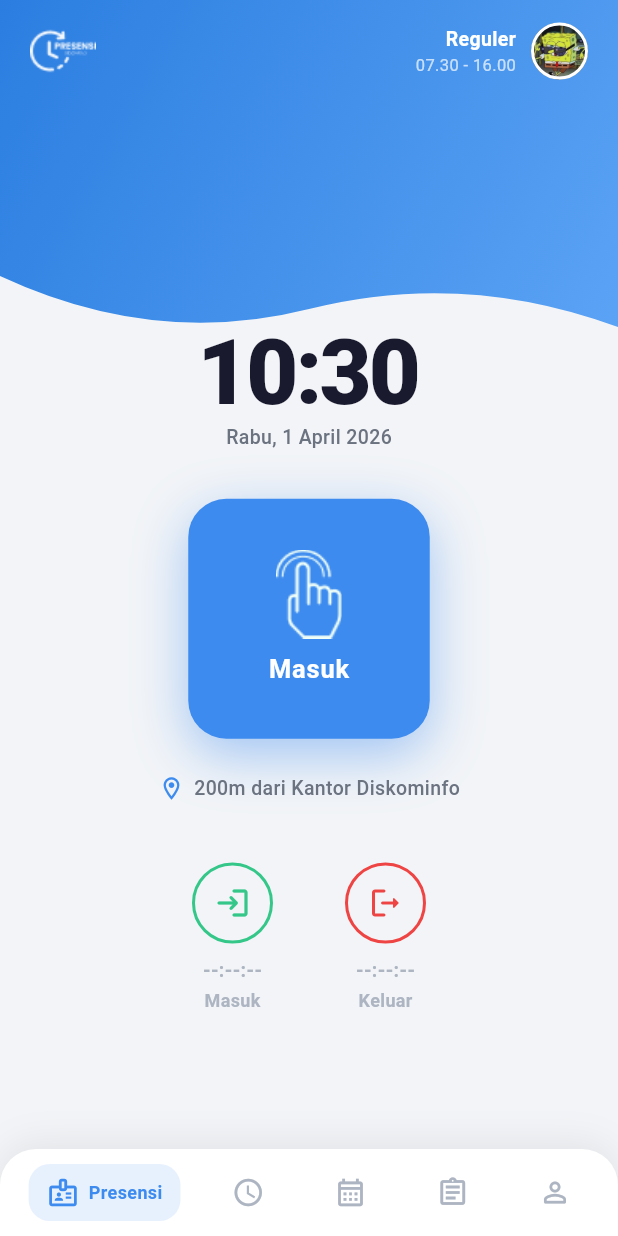
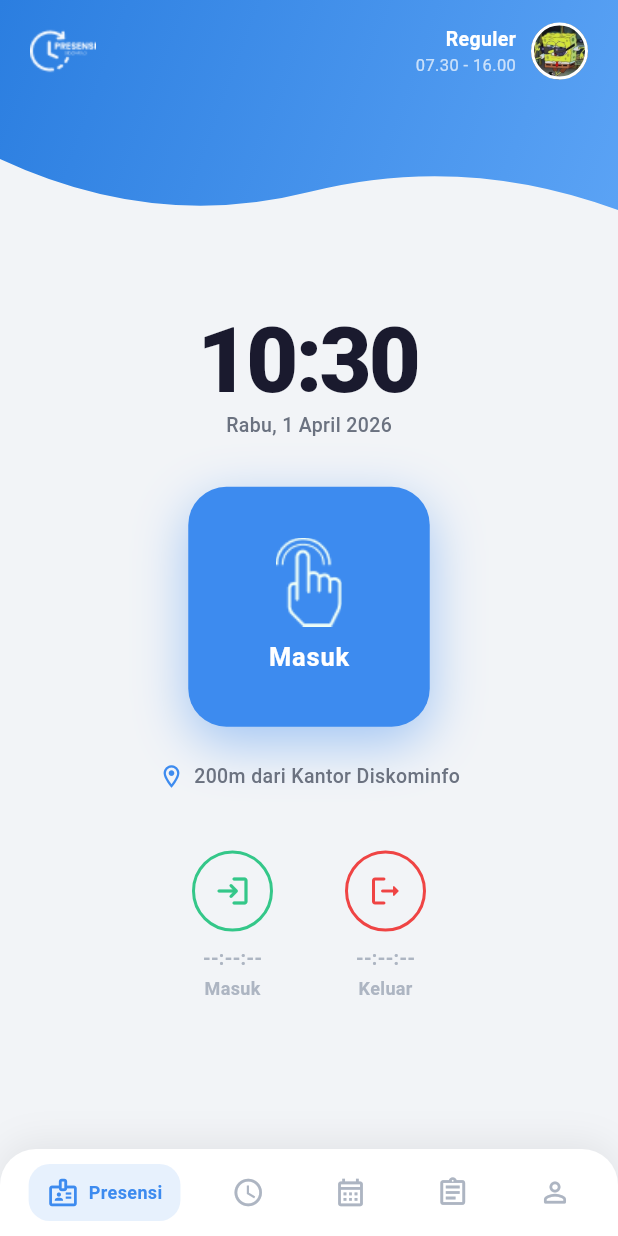
Before and after one commit to 23-060/absensisda, a Flutter app: the screen it shows after launch, after a tap on "Log In", on a phone screen of 412 x 824 dp. Run offline on Flutter 3.47's test engine with Material 3 defaults, Android fonts, the light colour scheme and no system bars; our stand-ins replace camera; missing offline and left inert: safe_device.

Commit message:
memisah bottomnav dan header, lalu menambahkan path untuk lembur,jadwal,laporan,profil

```diff
--- a/lib/screens/dashboard_page.dart
+++ b/lib/screens/dashboard_page.dart
@@ -3,6 +3,12 @@ import 'dart:io';
 import 'package:camera/camera.dart';
 import 'package:flutter/material.dart';
 import '../widgets/bottom_nav.dart';
+import 'lembur_page.dart';
+import 'jadwal_page.dart';
+import 'laporan_page.dart';
+import 'profil_page.dart';
+import '../widgets/header.dart';
+
 
 class DashboardPage extends StatefulWidget {
   const DashboardPage({super.key});
@@ -66,7 +72,6 @@ class _DashboardPageState extends State<DashboardPage>
     super.dispose();
   }
 
-  // ── BARU: buka kamera → verifikasi animasi → pindah state ──
   Future<void> _openCameraAndVerify({required bool isMasuk}) async {
     final captured = await showDialog<bool>(
       context: context,
@@ -152,9 +157,9 @@ class _DashboardPageState extends State<DashboardPage>
 
   @override
   Widget build(BuildContext context) {
-    return Scaffold(
-      backgroundColor: const Color(0xFFF2F4F7),
-      body: Column(
+    final pages = [
+      // 1. Dashboard (isi lama kamu yang ada header, bigbutton, dll)
+      Column(
         children: [
           _buildHeader(),
           Expanded(
@@ -187,8 +192,29 @@ class _DashboardPageState extends State<DashboardPage>
               ),
             ),
           ),
-          _buildBottomNav(),
         ],
+      ),
+
+      const LemburPage(),
+
+      const JadwalPage(),
+
+      const LaporanPage(),
+
+      const ProfilPage(),
+    ];
+
+    return Scaffold(
+      backgroundColor: const Color(0xFFF2F4F7),
+      body: IndexedStack(
+        index: _selectedIndex,
+        children: pages,
+      ),
+      bottomNavigationBar: BottomNav(
+        selectedIndex: _selectedIndex,
+        onItemSelected: (index) {
+          setState(() => _selectedIndex = index);
+        },
       ),
     );
   }
@@ -196,66 +222,11 @@ class _DashboardPageState extends State<DashboardPage>
   Widget _buildHeader() {
     return Stack(
       children: [
-        ClipPath(
-          clipper: _WaveClipper(),
-          child: Container(
-            height: 228,
-            decoration: const BoxDecoration(
-              gradient: LinearGradient(
-                colors: [Color(0xFF2B7EE0), Color(0xFF5BA3F5)],
-                begin: Alignment.topLeft,
-                end: Alignment.bottomRight,
-              ),
-            ),
-          ),
-        ),
         SafeArea(
           child: Column(
             children: [
-              Padding(
-                padding:
-                const EdgeInsets.symmetric(horizontal: 20, vertical: 12),
-                child: Row(
-                  children: [
-                    SizedBox(
-                      width: 44,
-                      height: 44,
-                      child: Image.asset('assets/logo_white.png',
-                          fit: BoxFit.contain),
-                    ),
-                    const Spacer(),
-                    Column(
-                      crossAxisAlignment: CrossAxisAlignment.end,
-                      mainAxisSize: MainAxisSize.min,
-                      children: const [
-                        Text('Reguler',
-                            style: TextStyle(
-                                color: Colors.white,
-                                fontWeight: FontWeight.w700,
-                                fontSize: 13)),
-                        Text('07.30 - 16.00',
-                            style: TextStyle(
-                                color: Colors.white70, fontSize: 11)),
-                      ],
-                    ),
-                    const SizedBox(width: 10),
-                    Container(
-                      width: 38,
-                      height: 38,
-                      decoration: BoxDecoration(
-                        shape: BoxShape.circle,
-                        border: Border.all(color: Colors.white, width: 2),
-                        color: const Color(0xFF5BA3F5),
-                        image: const DecorationImage(
-                          image: AssetImage('assets/profile.jpg'),
-                          fit: BoxFit.cover,
-                        ),
-                      ),
-                    ),
-                  ],
-                ),
-              ),
-              const SizedBox(height: 150),
+              const Header(),
+              const SizedBox(height: 60),
               Text(
                 _jamSekarang,
                 style: const TextStyle(
@@ -305,6 +276,7 @@ class _DashboardPageState extends State<DashboardPage>
               ),
             ],
           ),
+
           child: Column(
             mainAxisAlignment: MainAxisAlignment.center,
             children: [
--- /dev/null
+++ b/lib/screens/jadwal_page.dart
@@ -0,0 +1,33 @@
+import 'package:flutter/material.dart';
+import '../widgets/header.dart';
+
+class JadwalPage extends StatelessWidget {
+  const JadwalPage({super.key});
+
+
+  @override
+  Widget build(BuildContext context) {
+    return Scaffold(
+      backgroundColor: const Color(0xFFF2F4F7),
+      body: Column(
+        children: [
+          const Header(),
+          const SizedBox(height: 60),
+
+          Expanded(
+            child: Center(
+              child: Text(
+                "Halaman Jadwal",
+                style: const TextStyle(
+                  fontSize: 18,
+                  fontWeight: FontWeight.w600,
+                  color: Color(0xFF1A1A2E),
+                ),
+              ),
+            ),
+          ),
+        ],
+      ),
+    );
+  }
+}
--- /dev/null
+++ b/lib/screens/laporan_page.dart
@@ -0,0 +1,32 @@
+import 'package:flutter/material.dart';
+import '../widgets/header.dart';
+
+class LaporanPage extends StatelessWidget {
+  const LaporanPage({super.key});
+
+  @override
+  Widget build(BuildContext context) {
+    return Scaffold(
+      backgroundColor: const Color(0xFFF2F4F7),
+      body: Column(
+        children: [
+          const Header(),
+          const SizedBox(height: 60),
+
+          Expanded(
+            child: Center(
+              child: Text(
+                "Halaman Laporan",
+                style: const TextStyle(
+                  fontSize: 18,
+                  fontWeight: FontWeight.w600,
+                  color: Color(0xFF1A1A2E),
+                ),
+              ),
+            ),
+          ),
+        ],
+      ),
+    );
+  }
+}
--- /dev/null
+++ b/lib/screens/lembur_page.dart
@@ -0,0 +1,32 @@
+import 'package:flutter/material.dart';
+import '../widgets/header.dart';
+
+class LemburPage extends StatelessWidget {
+  const LemburPage({super.key});
+
+  @override
+  Widget build(BuildContext context) {
+    return Scaffold(
+      backgroundColor: const Color(0xFFF2F4F7),
+      body: Column(
+        children: [
+          const Header(),
+          const SizedBox(height: 60),
+
+          Expanded(
+            child: Center(
+              child: Text(
+                "Halaman Lembur",
+                style: const TextStyle(
+                  fontSize: 18,
+                  fontWeight: FontWeight.w600,
+                  color: Color(0xFF1A1A2E),
+                ),
+              ),
+            ),
+          ),
+        ],
+      ),
+    );
+  }
+}
--- /dev/null
+++ b/lib/screens/profil_page.dart
@@ -0,0 +1,32 @@
+import 'package:flutter/material.dart';
+import '../widgets/header.dart';
+
+class ProfilPage extends StatelessWidget {
+  const ProfilPage({super.key});
+
+  @override
+  Widget build(BuildContext context) {
+    return Scaffold(
+      backgroundColor: const Color(0xFFF2F4F7),
+      body: Column(
+        children: [
+          const Header(),
+          const SizedBox(height: 60),
+
+          Expanded(
+            child: Center(
+              child: Text(
+                "Halaman Profil",
+                style: const TextStyle(
+                  fontSize: 18,
+                  fontWeight: FontWeight.w600,
+                  color: Color(0xFF1A1A2E),
+                ),
+              ),
+            ),
+          ),
+        ],
+      ),
+    );
+  }
+}
--- a/lib/widgets/bottom_nav.dart
+++ b/lib/widgets/bottom_nav.dart
@@ -14,7 +14,7 @@ class BottomNav extends StatelessWidget {
   Widget build(BuildContext context) {
     final items = [
       {'icon': Icons.badge_outlined, 'label': 'Presensi'},
-      {'icon': Icons.access_time_outlined, 'label': 'Riwayat'},
+      {'icon': Icons.access_time_outlined, 'label': 'Lembur'},
       {'icon': Icons.calendar_month_outlined, 'label': 'Jadwal'},
       {'icon': Icons.assignment_outlined, 'label': 'Laporan'},
       {'icon': Icons.person_outline_rounded, 'label': 'Profil'},
--- /dev/null
+++ b/lib/widgets/header.dart
@@ -0,0 +1,95 @@
+import 'package:flutter/material.dart';
+
+class Header extends StatelessWidget {
+  const Header({super.key});
+
+  @override
+  Widget build(BuildContext context) {
+    return Stack(
+      children: [
+        ClipPath(
+          clipper: _WaveClipper(),
+          child: Container(
+            height: 150,
+            decoration: const BoxDecoration(
+              gradient: LinearGradient(
+                colors: [Color(0xFF2B7EE0), Color(0xFF5BA3F5)],
+                begin: Alignment.topLeft,
+                end: Alignment.bottomRight,
+              ),
+            ),
+          ),
+        ),
+        SafeArea(
+          child: Padding(
+            padding: const EdgeInsets.symmetric(horizontal: 20, vertical: 12),
+            child: Row(
+              children: [
+                SizedBox(
+                  width: 44,
+                  height: 44,
+                  child: Image.asset('assets/logo_white.png', fit: BoxFit.contain),
+                ),
+                const Spacer(),
+                Column(
+                  crossAxisAlignment: CrossAxisAlignment.end,
+                  mainAxisSize: MainAxisSize.min,
+                  children: const [
+                    Text(
+                      'Reguler',
+                      style: TextStyle(
+                        color: Colors.white,
+                        fontWeight: FontWeight.w700,
+                        fontSize: 13,
+                      ),
+                    ),
+                    Text(
+                      '07.30 - 16.00',
+                      style: TextStyle(color: Colors.white70, fontSize: 11),
+                    ),
+                  ],
+                ),
+                const SizedBox(width: 10),
+                Container(
+                  width: 38,
+                  height: 38,
+                  decoration: BoxDecoration(
+                    shape: BoxShape.circle,
+                    border: Border.all(color: Colors.white, width: 2),
+                    color: const Color(0xFF5BA3F5),
+                    image: const DecorationImage(
+                      image: AssetImage('assets/profile.jpg'),
+                      fit: BoxFit.cover,
+                    ),
+                  ),
+                ),
+              ],
+            ),
+          ),
+        ),
+      ],
+    );
+  }
+}
+
+class _WaveClipper extends CustomClipper<Path> {
+  @override
+  Path getClip(Size size) {
+    final path = Path();
+    path.lineTo(0, size.height - 44);
+    path.quadraticBezierTo(
+      size.width * 0.25, size.height + 4,
+      size.width * 0.5, size.height - 22,
+    );
+    path.quadraticBezierTo(
+      size.width * 0.75, size.height - 48,
+      size.width, size.height - 10,
+    );
+    path.lineTo(size.width, 0);
+    path.close();
+    return path;
+  }
+
+  @override
+  bool shouldReclip(covariant CustomClipper<Path> oldClipper) => false;
+}
```
